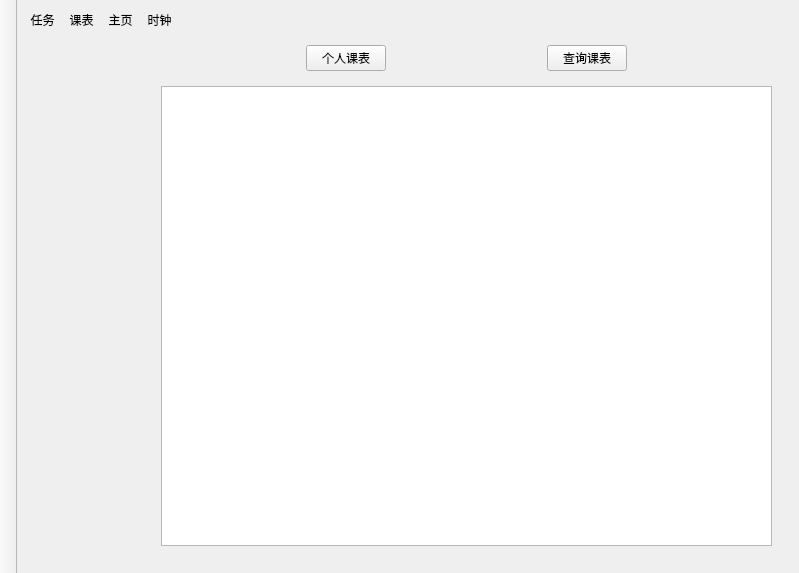
Above: mainwindow.ui from evtrouble/ham before the change. Below: the same form after it.
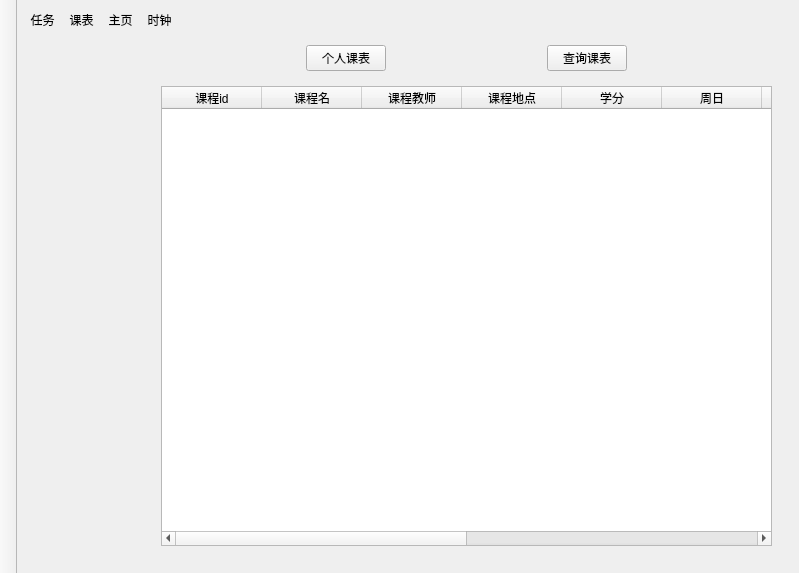
That is the form after the change. The open tabs and pages were chosen to show the change. Icons and pictures are not drawn. Custom widgets are drawn as their Qt base class.

```diff
--- a/mainwindow.ui
+++ b/mainwindow.ui
@@ -666,7 +666,68 @@
               <widget class="QWidget" name="SchoolCourse">
                <layout class="QGridLayout" name="gridLayout_10">
                 <item row="0" column="0">
-                 <widget class="SchoolCourseDisplay" name="schoolCourseTable"/>
+                 <widget class="SchoolCourseDisplay" name="schoolCourseTable">
+                  <column>
+                   <property name="text">
+                    <string>课程id</string>
+                   </property>
+                  </column>
+                  <column>
+                   <property name="text">
+                    <string>课程名</string>
+                   </property>
+                  </column>
+                  <column>
+                   <property name="text">
+                    <string>课程教师</string>
+                   </property>
+                  </column>
+                  <column>
+                   <property name="text">
+                    <string>课程地点</string>
+                   </property>
+                  </column>
+                  <column>
+                   <property name="text">
+                    <string>学分</string>
+                   </property>
+                  </column>
+                  <column>
+                   <property name="text">
+                    <string>周日</string>
+                   </property>
+                  </column>
+                  <column>
+                   <property name="text">
+                    <string>周一</string>
+                   </property>
+                  </column>
+                  <column>
+                   <property name="text">
+                    <string>周二</string>
+                   </property>
+                  </column>
+                  <column>
+                   <property name="text">
+                    <string>新建列</string>
+                   </property>
+                  </column>
+                  <column>
+                   <property name="text">
+                    <string>周四</string>
+                   </property>
+                  </column>
+                  <column>
+                   <property name="text">
+                    <string>周五</string>
+                   </property>
+                  </column>
+                  <column>
+                   <property name="text">
+                    <string>周六</string>
+                   </property>
+                  </column>
+                 </widget>
                 </item>
                </layout>
               </widget>
```
Left out of the diff: 12 changed lines with no effect on the pictures.
